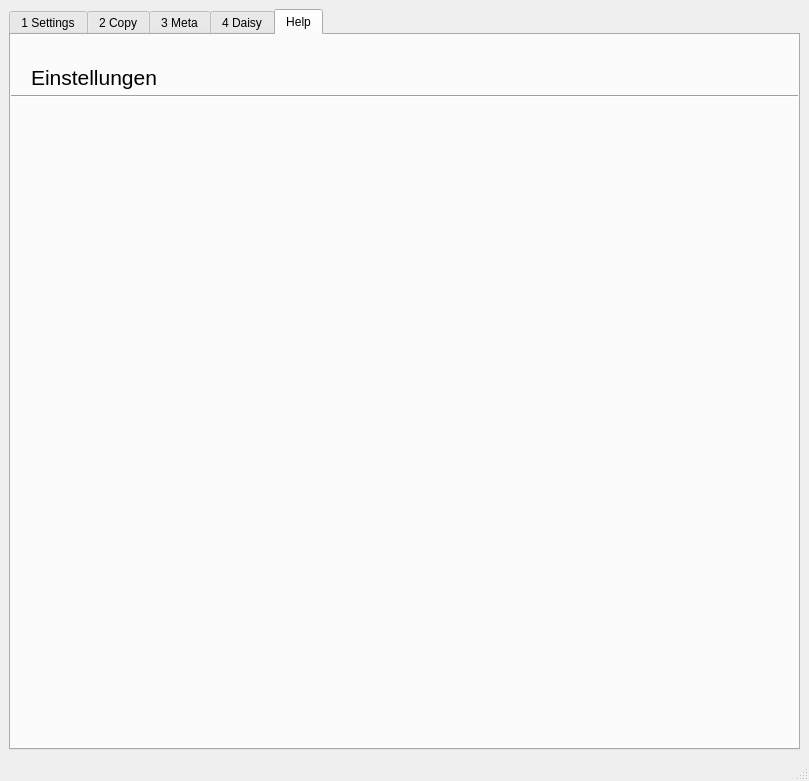
xpilgrim/daisy-creator-magazin-special, file daisy_creator_mag_s.ui: the form before one commit.
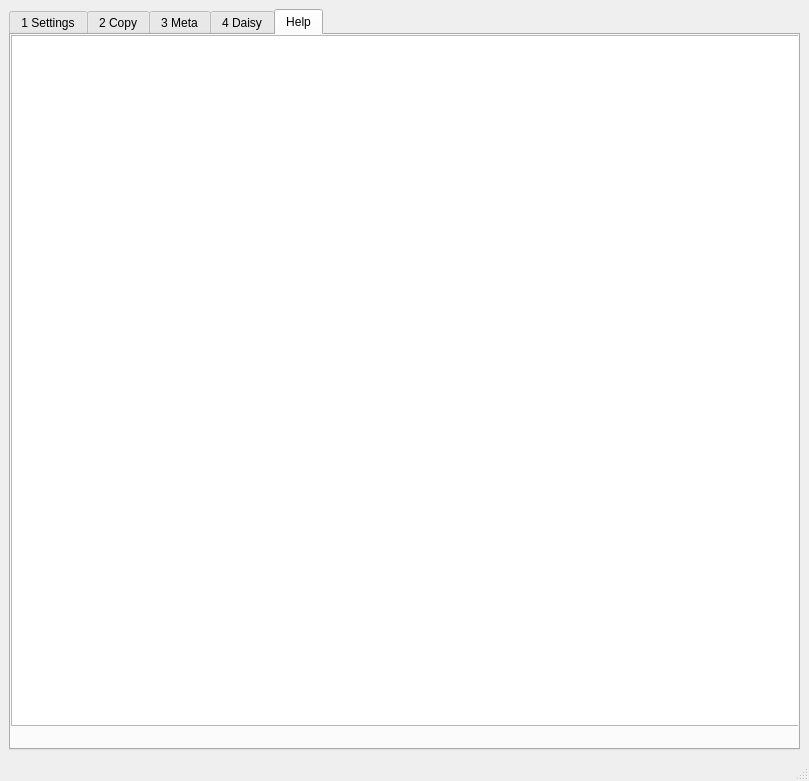
The form after the commit. The open tabs and pages were chosen to show the change.

```diff
--- a/daisy_creator_mag_s.ui
+++ b/daisy_creator_mag_s.ui
@@ -897,36 +897,15 @@
        <attribute name="title">
         <string>Help</string>
        </attribute>
-       <widget class="QLabel" name="label_12">
-        <property name="geometry">
-         <rect>
-          <x>20</x>
-          <y>30</y>
-          <width>610</width>
-          <height>25</height>
-         </rect>
-        </property>
-        <property name="font">
-         <font>
-          <pointsize>16</pointsize>
-         </font>
-        </property>
-        <property name="text">
-         <string>Einstellungen</string>
-        </property>
-       </widget>
-       <widget class="Line" name="line_4">
+       <widget class="QTextEdit" name="textEditHelp">
         <property name="geometry">
          <rect>
           <x>0</x>
-          <y>60</y>
-          <width>790</width>
-          <height>3</height>
+          <y>0</y>
+          <width>791</width>
+          <height>691</height>
          </rect>
         </property>
-        <property name="orientation">
-         <enum>Qt::Horizontal</enum>
-        </property>
        </widget>
       </widget>
      </widget>
```
